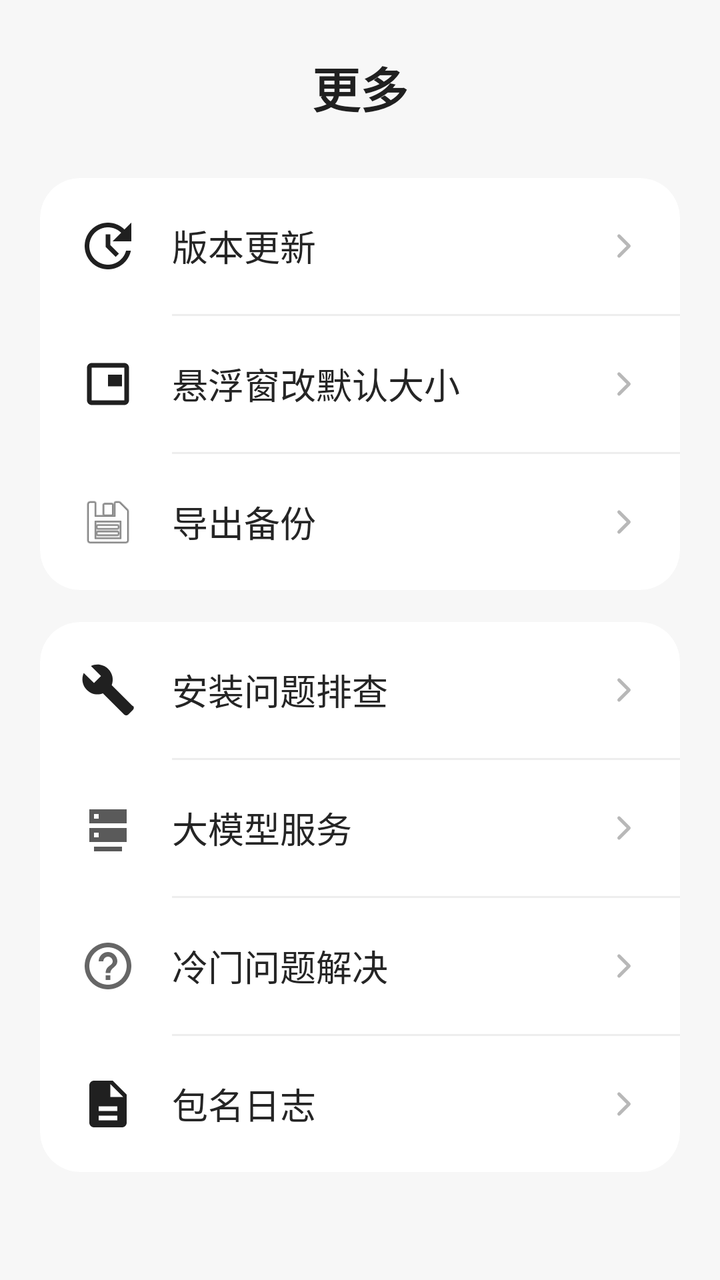
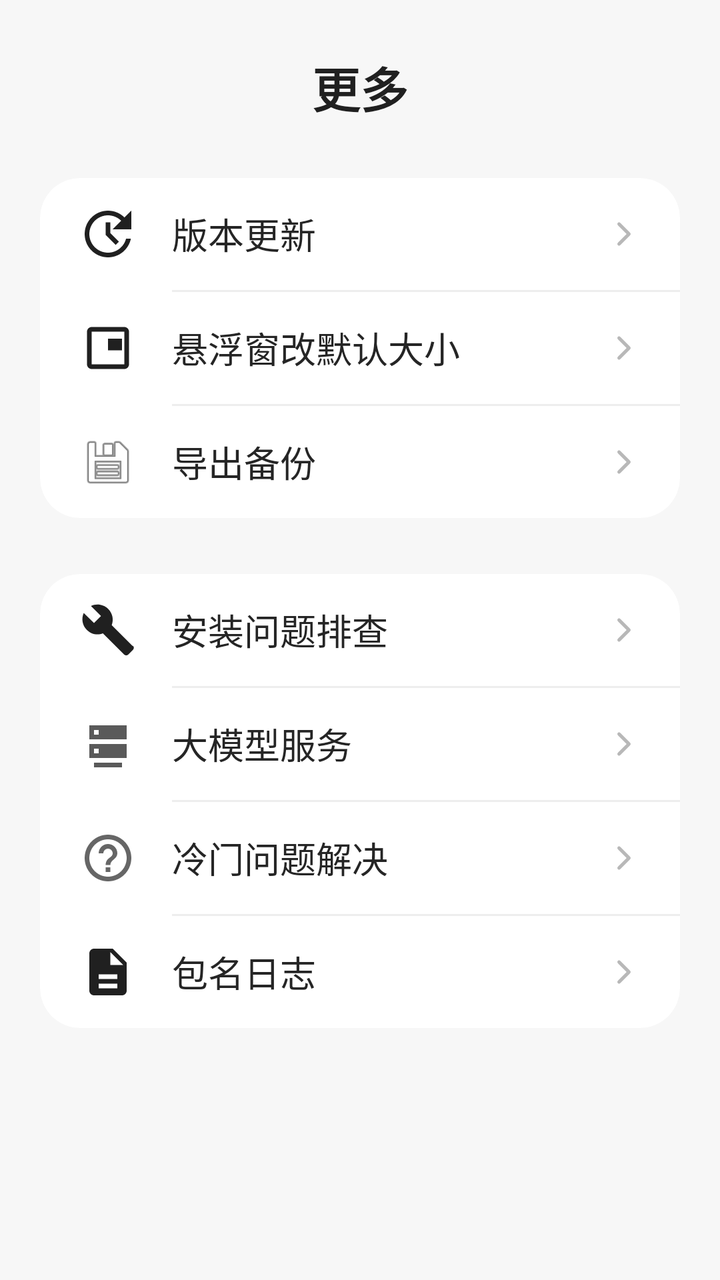

Compare the two renders of this Android layout. The source of the first and the diff that turns it into the second are given below.
<!-- AndroidManifest.xml: application theme Theme.Basic -->
<!-- res/layout/fragment_settings.xml -->
<?xml version="1.0" encoding="utf-8"?>
<ScrollView xmlns:android="http://schemas.android.com/apk/res/android"
    xmlns:app="http://schemas.android.com/apk/res-auto"
    android:layout_width="match_parent"
    android:layout_height="match_parent"
    android:background="#F7F7F7"
    android:clipToPadding="false"
    android:fillViewport="true"
    android:overScrollMode="never">

    <LinearLayout
        android:layout_width="match_parent"
        android:layout_height="wrap_content"
        android:orientation="vertical"
        android:paddingStart="20dp"
        android:paddingTop="26dp"
        android:paddingEnd="20dp"
        android:paddingBottom="32dp">

        <TextView
            android:layout_width="match_parent"
            android:layout_height="wrap_content"
            android:layout_marginBottom="28dp"
            android:gravity="center"
            android:text="@string/more_menu_title"
            android:textColor="#202020"
            android:textSize="24sp"
            android:textStyle="bold" />

        <androidx.cardview.widget.CardView
            android:layout_width="match_parent"
            android:layout_height="wrap_content"
            app:cardBackgroundColor="#FFFFFF"
            app:cardCornerRadius="20dp"
            app:cardElevation="0dp"
            app:cardPreventCornerOverlap="true">

            <LinearLayout
                android:layout_width="match_parent"
                android:layout_height="wrap_content"
                android:orientation="vertical">

                <LinearLayout
                    android:id="@+id/row_version_update"
                    android:layout_width="match_parent"
                    android:layout_height="68dp"
                    android:background="?attr/selectableItemBackground"
                    android:clickable="true"
                    android:focusable="true"
                    android:gravity="center_vertical"
                    android:orientation="horizontal"
                    android:paddingStart="20dp"
                    android:paddingEnd="18dp">

                    <ImageView
                        android:layout_width="28dp"
                        android:layout_height="28dp"
                        android:contentDescription="@null"
                        android:src="@drawable/ic_menu_update" />

                    <LinearLayout
                        android:layout_width="wrap_content"
                        android:layout_height="wrap_content"
                        android:layout_marginStart="18dp"
                        android:gravity="center_vertical"
                        android:orientation="horizontal">

                        <TextView
                            android:layout_width="wrap_content"
                            android:layout_height="wrap_content"
                            android:text="@string/version_update"
                            android:textColor="#252525"
                            android:textSize="18sp" />

                        <TextView
                            android:id="@+id/iv_version_update_red_dot"
                            android:layout_width="16dp"
                            android:layout_height="16dp"
                            android:layout_marginStart="5dp"
                            android:background="@drawable/red_badge_with_1"
                            android:gravity="center"
                            android:includeFontPadding="false"
                            android:text="@string/update_badge_count"
                            android:textColor="#FFFFFF"
                            android:textSize="11sp"
                            android:textStyle="bold"
                            android:visibility="gone" />

                    </LinearLayout>

                    <Space
                        android:layout_width="0dp"
                        android:layout_height="1dp"
                        android:layout_weight="1" />

                    <ImageView
                        android:layout_width="20dp"
                        android:layout_height="20dp"
                        android:contentDescription="@null"
                        android:src="@drawable/ic_menu_chevron" />

                </LinearLayout>

                <View
                    android:layout_width="match_parent"
                    android:layout_height="1dp"
                    android:layout_marginStart="66dp"
                    android:background="#EEEEEE" />

                <LinearLayout
                    android:id="@+id/row_floating_settings"
                    android:layout_width="match_parent"
                    android:layout_height="68dp"
                    android:background="?attr/selectableItemBackground"
                    android:clickable="true"
                    android:focusable="true"
                    android:gravity="center_vertical"
                    android:orientation="horizontal"
                    android:paddingStart="20dp"
                    android:paddingEnd="18dp">

                    <ImageView
                        android:layout_width="28dp"
                        android:layout_height="28dp"
                        android:contentDescription="@null"
                        android:src="@drawable/ic_menu_floating" />

                    <TextView
                        android:layout_width="0dp"
                        android:layout_height="wrap_content"
                        android:layout_marginStart="18dp"
                        android:layout_weight="1"
                        android:text="@string/floating_window_settings"
                        android:textColor="#252525"
                        android:textSize="18sp" />

                    <ImageView
                        android:layout_width="20dp"
                        android:layout_height="20dp"
                        android:contentDescription="@null"
                        android:src="@drawable/ic_menu_chevron" />

                </LinearLayout>

                <View
                    android:layout_width="match_parent"
                    android:layout_height="1dp"
                    android:layout_marginStart="66dp"
                    android:background="#EEEEEE" />

                <LinearLayout
                    android:id="@+id/row_export_backup"
                    android:layout_width="match_parent"
                    android:layout_height="68dp"
                    android:background="?attr/selectableItemBackground"
                    android:clickable="true"
                    android:focusable="true"
                    android:gravity="center_vertical"
                    android:orientation="horizontal"
                    android:paddingStart="20dp"
                    android:paddingEnd="18dp">

                    <ImageView
                        android:layout_width="28dp"
                        android:layout_height="28dp"
                        android:contentDescription="@null"
                        android:src="@android:drawable/ic_menu_save" />

                    <TextView
                        android:layout_width="0dp"
                        android:layout_height="wrap_content"
                        android:layout_marginStart="18dp"
                        android:layout_weight="1"
                        android:text="@string/export_backup"
                        android:textColor="#252525"
                        android:textSize="18sp" />

                    <ImageView
                        android:layout_width="20dp"
                        android:layout_height="20dp"
                        android:contentDescription="@null"
                        android:src="@drawable/ic_menu_chevron" />

                </LinearLayout>

            </LinearLayout>

        </androidx.cardview.widget.CardView>

        <androidx.cardview.widget.CardView
            android:layout_width="match_parent"
            android:layout_height="wrap_content"
            android:layout_marginTop="16dp"
            app:cardBackgroundColor="#FFFFFF"
            app:cardCornerRadius="20dp"
            app:cardElevation="0dp"
            app:cardPreventCornerOverlap="true">

            <LinearLayout
                android:layout_width="match_parent"
                android:layout_height="wrap_content"
                android:orientation="vertical">

                <LinearLayout
                    android:id="@+id/row_install_troubleshooting"
                    android:layout_width="match_parent"
                    android:layout_height="68dp"
                    android:background="?attr/selectableItemBackground"
                    android:clickable="true"
                    android:focusable="true"
                    android:gravity="center_vertical"
                    android:orientation="horizontal"
                    android:paddingStart="20dp"
                    android:paddingEnd="18dp">

                    <ImageView
                        android:layout_width="28dp"
                        android:layout_height="28dp"
                        android:contentDescription="@null"
                        android:src="@drawable/ic_menu_wrench" />

                    <TextView
                        android:layout_width="0dp"
                        android:layout_height="wrap_content"
                        android:layout_marginStart="18dp"
                        android:layout_weight="1"
                        android:text="@string/install_troubleshooting"
                        android:textColor="#252525"
                        android:textSize="18sp" />

                    <ImageView
                        android:layout_width="20dp"
                        android:layout_height="20dp"
                        android:contentDescription="@null"
                        android:src="@drawable/ic_menu_chevron" />

                </LinearLayout>

                <View
                    android:layout_width="match_parent"
                    android:layout_height="1dp"
                    android:layout_marginStart="66dp"
                    android:background="#EEEEEE" />

                <LinearLayout
                    android:id="@+id/row_reminder_provider"
                    android:layout_width="match_parent"
                    android:layout_height="68dp"
                    android:background="?attr/selectableItemBackground"
                    android:clickable="true"
                    android:focusable="true"
                    android:gravity="center_vertical"
                    android:orientation="horizontal"
                    android:paddingStart="20dp"
                    android:paddingEnd="18dp">

                    <ImageView
                        android:layout_width="28dp"
                        android:layout_height="28dp"
                        android:contentDescription="@null"
                        android:src="@drawable/ic_menu_ai_service" />

                    <TextView
                        android:layout_width="0dp"
                        android:layout_height="wrap_content"
                        android:layout_marginStart="18dp"
                        android:layout_weight="1"
                        android:text="@string/reminder_provider_settings"
                        android:textColor="#252525"
                        android:textSize="18sp" />

                    <ImageView
                        android:layout_width="20dp"
                        android:layout_height="20dp"
                        android:contentDescription="@null"
                        android:src="@drawable/ic_menu_chevron" />

                </LinearLayout>

                <View
                    android:id="@+id/divider_reminder_provider"
                    android:layout_width="match_parent"
                    android:layout_height="1dp"
                    android:layout_marginStart="66dp"
                    android:background="#EEEEEE" />

                <LinearLayout
                    android:id="@+id/row_special_details"
                    android:layout_width="match_parent"
                    android:layout_height="68dp"
                    android:background="?attr/selectableItemBackground"
                    android:clickable="true"
                    android:focusable="true"
                    android:gravity="center_vertical"
                    android:orientation="horizontal"
                    android:paddingStart="20dp"
                    android:paddingEnd="18dp">

                    <ImageView
                        android:layout_width="28dp"
                        android:layout_height="28dp"
                        android:contentDescription="@null"
                        android:src="@drawable/ic_menu_help" />

                    <TextView
                        android:layout_width="0dp"
                        android:layout_height="wrap_content"
                        android:layout_marginStart="18dp"
                        android:layout_weight="1"
                        android:text="@string/special_details"
                        android:textColor="#252525"
                        android:textSize="18sp" />

                    <ImageView
                        android:layout_width="20dp"
                        android:layout_height="20dp"
                        android:contentDescription="@null"
                        android:src="@drawable/ic_menu_chevron" />

                </LinearLayout>

                <View
                    android:layout_width="match_parent"
                    android:layout_height="1dp"
                    android:layout_marginStart="66dp"
                    android:background="#EEEEEE" />

                <LinearLayout
                    android:id="@+id/row_package_log"
                    android:layout_width="match_parent"
                    android:layout_height="68dp"
                    android:background="?attr/selectableItemBackground"
                    android:clickable="true"
                    android:focusable="true"
                    android:gravity="center_vertical"
                    android:orientation="horizontal"
                    android:paddingStart="20dp"
                    android:paddingEnd="18dp">

                    <ImageView
                        android:layout_width="28dp"
                        android:layout_height="28dp"
                        android:contentDescription="@null"
                        android:src="@drawable/ic_menu_log" />

                    <TextView
                        android:layout_width="0dp"
                        android:layout_height="wrap_content"
                        android:layout_marginStart="18dp"
                        android:layout_weight="1"
                        android:text="@string/package_name_log"
                        android:textColor="#252525"
                        android:textSize="18sp" />

                    <ImageView
                        android:layout_width="20dp"
                        android:layout_height="20dp"
                        android:contentDescription="@null"
                        android:src="@drawable/ic_menu_chevron" />

                </LinearLayout>

            </LinearLayout>

        </androidx.cardview.widget.CardView>

    </LinearLayout>

</ScrollView>
<!-- resources referenced by this layout -->
<resources>
  <!-- drawable ic_menu_ai_service (drawable) -->
  <?xml version="1.0" encoding="utf-8"?>
  <vector xmlns:android="http://schemas.android.com/apk/res/android"
      android:width="28dp"
      android:height="28dp"
      android:viewportWidth="24"
      android:viewportHeight="24">
      <path
          android:fillColor="#5A5A5A"
          android:pathData="M4,4h16v6H4zM6,6v2h2V6zM4,12h16v6H4zM6,14v2h2v-2zM6,20h12v2H6z" />
  </vector>
  <!-- drawable ic_menu_chevron (drawable) -->
  <vector xmlns:android="http://schemas.android.com/apk/res/android"
      android:width="24dp"
      android:height="24dp"
      android:viewportWidth="24"
      android:viewportHeight="24">
      <path
          android:fillColor="@android:color/transparent"
          android:pathData="M9,6 L15,12 L9,18"
          android:strokeColor="#B8B8B8"
          android:strokeLineCap="round"
          android:strokeLineJoin="round"
          android:strokeWidth="2" />
  </vector>
  <!-- drawable ic_menu_floating (drawable) -->
  <vector xmlns:android="http://schemas.android.com/apk/res/android"
      android:width="24dp"
      android:height="24dp"
      android:viewportWidth="24"
      android:viewportHeight="24">
      <path
          android:fillColor="#202020"
          android:pathData="M19,3H5c-1.1,0 -2,0.9 -2,2v14c0,1.1 0.9,2 2,2h14c1.1,0 2,-0.9 2,-2V5c0,-1.1 -0.9,-2 -2,-2zM19,19H5V5h14v14zM18,8h-6v5h6V8z" />
  </vector>
  <!-- drawable ic_menu_log (drawable) -->
  <vector xmlns:android="http://schemas.android.com/apk/res/android"
      android:width="24dp"
      android:height="24dp"
      android:viewportWidth="24"
      android:viewportHeight="24">
      <path
          android:fillColor="#202020"
          android:pathData="M14,2H6c-1.1,0 -2,0.9 -2,2v16c0,1.1 0.9,2 2,2h12c1.1,0 2,-0.9 2,-2V8l-6,-6zM13,9V3.5L18.5,9H13zM8,13h8v2H8v-2zM8,17h8v2H8v-2z" />
  </vector>
  <!-- drawable ic_menu_update (drawable) -->
  <vector xmlns:android="http://schemas.android.com/apk/res/android"
      android:width="24dp"
      android:height="24dp"
      android:viewportWidth="24"
      android:viewportHeight="24">
      <path
          android:fillColor="#202020"
          android:pathData="M12,2C6.48,2 2,6.48 2,12s4.48,10 10,10c4.84,0 8.87,-3.44 9.8,-8h-2.06c-0.9,3.44 -4.03,6 -7.74,6 -4.42,0 -8,-3.58 -8,-8s3.58,-8 8,-8c2.21,0 4.21,0.9 5.66,2.34L14,10h8V2l-2.93,2.93C17.26,3.12 14.76,2 12,2zM11,7v5.41l4.29,4.29 1.41,-1.41 -3.7,-3.7V7h-2z" />
  </vector>
  <!-- drawable ic_menu_wrench (drawable) -->
  <vector xmlns:android="http://schemas.android.com/apk/res/android"
      android:width="24dp"
      android:height="24dp"
      android:viewportWidth="24"
      android:viewportHeight="24">
      <path
          android:fillColor="#202020"
          android:pathData="M22.7,19l-9.1,-9.1c0.9,-2.3 0.4,-5 -1.5,-6.9c-2,-2 -5,-2.4 -7.4,-1.3l4.3,4.3l-3,3l-4.4,-4.3c-1.1,2.4 -0.6,5.3 1.3,7.2c1.9,1.9 4.6,2.5 6.9,1.5l9.1,9.1c0.5,0.5 1.3,0.5 1.8,0l2,-2c0.5,-0.5 0.5,-1.3 0,-1.8z" />
  </vector>
  <!-- drawable red_badge_with_1 (drawable) -->
  <?xml version="1.0" encoding="utf-8"?>
  <shape xmlns:android="http://schemas.android.com/apk/res/android"
      android:shape="oval">
      <solid android:color="#F44336" />
      <size
          android:width="16dp"
          android:height="16dp" />
  </shape>
  <string name="export_backup">导出备份</string>
  <string name="floating_window_settings">悬浮窗改默认大小</string>
  <string name="install_troubleshooting">安装问题排查</string>
  <string name="more_menu_title">更多</string>
  <string name="package_name_log">包名日志</string>
  <string name="reminder_provider_settings">大模型服务</string>
  <string name="special_details">冷门问题解决</string>
  <string name="update_badge_count" translatable="false">1</string>
  <string name="version_update">版本更新</string>
  <style name="Theme.Basic" parent="Base.Theme.Basic" />
  <style name="Base.Theme.Basic" parent="Theme.Material3.DayNight.NoActionBar">
          
          
      </style>
  <!-- unchanged entries left out for length: 1 -->
</resources>

<!-- the commit's change to res/layout/fragment_settings.xml (unified diff, before → after) -->
@@ -43,7 +43,7 @@
                 <LinearLayout
                     android:id="@+id/row_version_update"
                     android:layout_width="match_parent"
-                    android:layout_height="68dp"
+                    android:layout_height="56dp"
                     android:background="?attr/selectableItemBackground"
                     android:clickable="true"
                     android:focusable="true"
@@ -110,7 +110,7 @@
                 <LinearLayout
                     android:id="@+id/row_floating_settings"
                     android:layout_width="match_parent"
-                    android:layout_height="68dp"
+                    android:layout_height="56dp"
                     android:background="?attr/selectableItemBackground"
                     android:clickable="true"
                     android:focusable="true"
@@ -151,7 +151,7 @@
                 <LinearLayout
                     android:id="@+id/row_export_backup"
                     android:layout_width="match_parent"
-                    android:layout_height="68dp"
+                    android:layout_height="56dp"
                     android:background="?attr/selectableItemBackground"
                     android:clickable="true"
                     android:focusable="true"
@@ -190,7 +190,7 @@
         <androidx.cardview.widget.CardView
             android:layout_width="match_parent"
             android:layout_height="wrap_content"
-            android:layout_marginTop="16dp"
+            android:layout_marginTop="28dp"
             app:cardBackgroundColor="#FFFFFF"
             app:cardCornerRadius="20dp"
             app:cardElevation="0dp"
@@ -204,7 +204,7 @@
                 <LinearLayout
                     android:id="@+id/row_install_troubleshooting"
                     android:layout_width="match_parent"
-                    android:layout_height="68dp"
+                    android:layout_height="56dp"
                     android:background="?attr/selectableItemBackground"
                     android:clickable="true"
                     android:focusable="true"
@@ -245,7 +245,7 @@
                 <LinearLayout
                     android:id="@+id/row_reminder_provider"
                     android:layout_width="match_parent"
-                    android:layout_height="68dp"
+                    android:layout_height="56dp"
                     android:background="?attr/selectableItemBackground"
                     android:clickable="true"
                     android:focusable="true"
@@ -287,7 +287,7 @@
                 <LinearLayout
                     android:id="@+id/row_special_details"
                     android:layout_width="match_parent"
-                    android:layout_height="68dp"
+                    android:layout_height="56dp"
                     android:background="?attr/selectableItemBackground"
                     android:clickable="true"
                     android:focusable="true"
@@ -328,7 +328,7 @@
                 <LinearLayout
                     android:id="@+id/row_package_log"
                     android:layout_width="match_parent"
-                    android:layout_height="68dp"
+                    android:layout_height="56dp"
                     android:background="?attr/selectableItemBackground"
                     android:clickable="true"
                     android:focusable="true"
